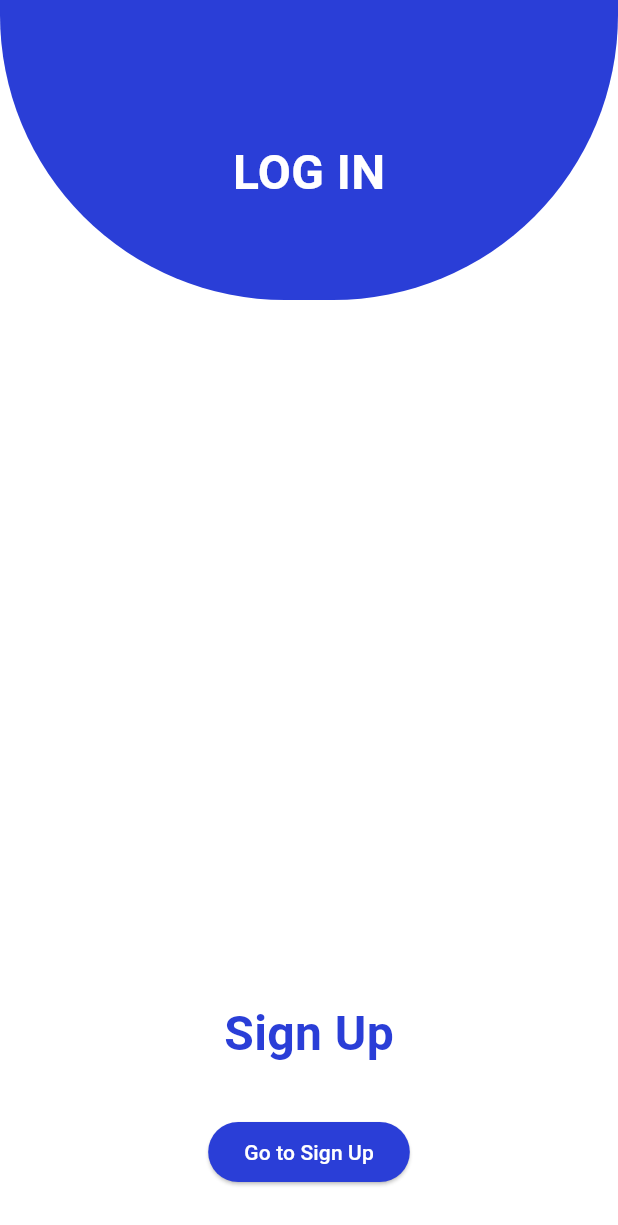
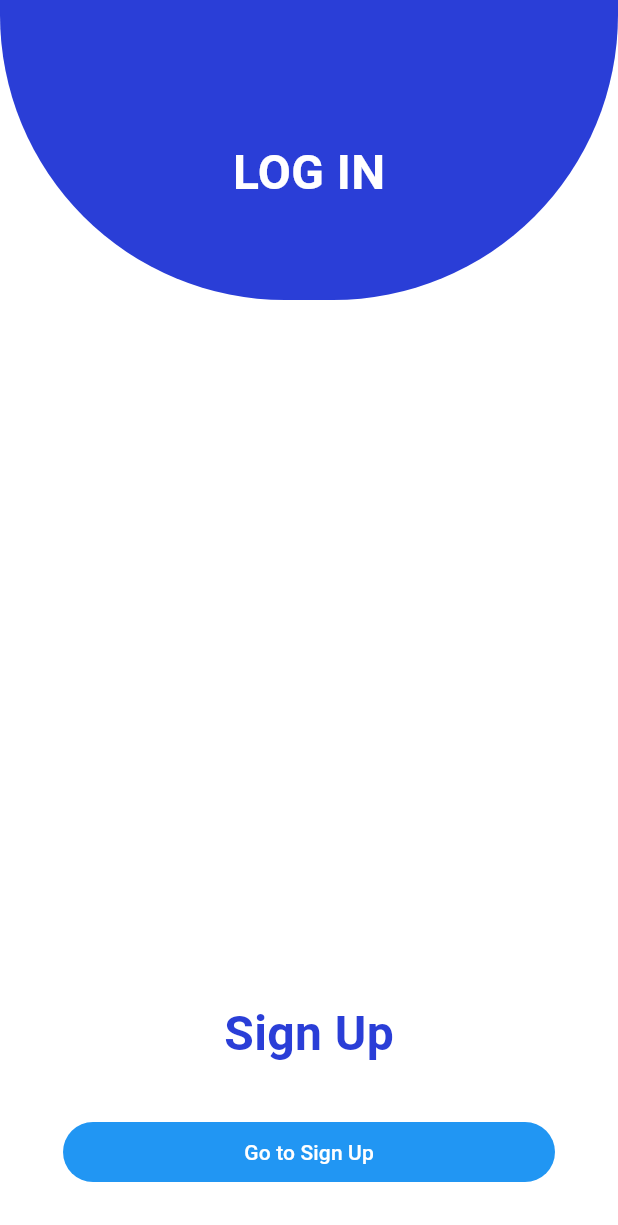
Before and after one commit to gy4an/logmate, a Flutter app: the screen it shows after launch, after a tap on "Sign Up", on a phone screen of 412 x 824 dp. Shown: the top 1225 px of the screen. Run offline on Flutter 3.47's test engine with Material 3 defaults, Android fonts, the phone set to English and light mode, and no system bars; our stand-ins replace signature.

Commit message:
fixed sign up in new UI

```diff
--- a/main/lib/screens/login_screen.dart
+++ b/main/lib/screens/login_screen.dart
@@ -19,7 +19,7 @@ class _LoginScreenState extends State<LoginScreen>
   bool isLogin = true;
   late Animation<double> loginSize;
   late AnimationController loginController;
-  Duration animationDuration = const Duration(milliseconds: 270);
+  final Duration animationDuration = const Duration(milliseconds: 270);
 
   @override
   void initState() {
@@ -57,11 +57,26 @@ class _LoginScreenState extends State<LoginScreen>
     );
   }
 
-  void _goToSignup() {
-    Navigator.push(
-      context,
-      MaterialPageRoute(builder: (context) => const SignupScreen()),
+  Future<void> _goToSignup() async {
+    // Optional: close the panel after returning
+    await Navigator.of(context).push(
+      PageRouteBuilder(
+        pageBuilder: (_, animation, __) => const SignupScreen(),
+        transitionsBuilder: (_, animation, __, child) => SlideTransition(
+          position: Tween<Offset>(
+            begin: const Offset(0, 1), // slide up
+            end: Offset.zero,
+          ).chain(CurveTween(curve: Curves.easeOutCubic)).animate(animation),
+          child: child,
+        ),
+        transitionDuration: const Duration(milliseconds: 400),
+      ),
     );
+
+    if (mounted && !isLogin) {
+      loginController.reverse();
+      setState(() => isLogin = true);
+    }
   }
 
   Widget _buildLoginHeader() {
@@ -201,13 +216,21 @@ class _LoginScreenState extends State<LoginScreen>
               ),
             ),
           ),
-          ElevatedButton(
-            style: ElevatedButton.styleFrom(
-              backgroundColor: const Color(0XFF2a3ed7),
-              foregroundColor: Colors.white,
+          SizedBox(
+            width: double.infinity,
+            child: TextButton(
+            style: TextButton.styleFrom(
+            backgroundColor: Colors.blue, // button fill color
+            foregroundColor: Colors.white, // text color
+            shape: RoundedRectangleBorder(
+            borderRadius: BorderRadius.circular(30), // fully rounded
+              ),
+              padding: const EdgeInsets.symmetric(horizontal: 20, vertical: 10),
+                ),
+               onPressed: _goToSignup,
+              child: const Text("Go to Sign Up"),
             ),
-            onPressed: _goToSignup,
-            child: const Text("Go to Sign Up"),
+
           ),
         ],
       ),
@@ -216,9 +239,9 @@ class _LoginScreenState extends State<LoginScreen>
 
   @override
   Widget build(BuildContext context) {
-    double _defaultLoginSize = MediaQuery.of(context).size.height / 1.6;
+    final double defaultLoginSize = MediaQuery.of(context).size.height / 1.6;
 
-    loginSize = Tween<double>(begin: _defaultLoginSize, end: 200).animate(
+    loginSize = Tween<double>(begin: defaultLoginSize, end: 200).animate(
       CurvedAnimation(parent: loginController, curve: Curves.linear),
     );
 
@@ -226,14 +249,23 @@ class _LoginScreenState extends State<LoginScreen>
       backgroundColor: Colors.white,
       body: Stack(
         children: <Widget>[
+          // Login header (blue arc)
+          AnimatedBuilder(
+            animation: loginController,
+            builder: (context, child) => _buildLoginHeader(),
+          ),
+
+          // Login form (top half)
           Align(
-            alignment: Alignment.bottomCenter,
-            child: AnimatedOpacity(
-              opacity: isLogin ? 0.0 : 1.0,
-              duration: animationDuration,
-              child: _buildRegisterComponents(),
+            alignment: Alignment.topCenter,
+            child: SizedBox(
+              width: MediaQuery.of(context).size.width,
+              height: MediaQuery.of(context).size.height / 2,
+              child: Center(child: _buildLoginForm()),
             ),
           ),
+
+          // Tap-to-open Sign Up (only when in login state)
           Align(
             alignment: Alignment.bottomCenter,
             child: Container(
@@ -241,15 +273,13 @@ class _LoginScreenState extends State<LoginScreen>
                   ? Colors.white
                   : Colors.transparent,
               width: MediaQuery.of(context).size.width,
-              height: _defaultLoginSize / 1.5,
+              height: defaultLoginSize / 1.5,
               child: Visibility(
                 visible: isLogin,
                 child: GestureDetector(
                   onTap: () {
                     loginController.forward();
-                    setState(() {
-                      isLogin = !isLogin;
-                    });
+                    setState(() => isLogin = false);
                   },
                   child: const Center(
                     child: Text(
@@ -265,18 +295,14 @@ class _LoginScreenState extends State<LoginScreen>
               ),
             ),
           ),
-          AnimatedBuilder(
-            animation: loginController,
-            builder: (context, child) {
-              return _buildLoginHeader();
-            },
-          ),
+
+          // SIGN UP SLIDE (put LAST so it's on TOP and receives taps)
           Align(
-            alignment: Alignment.topCenter,
-            child: Container(
-              width: MediaQuery.of(context).size.width,
-              height: MediaQuery.of(context).size.height / 2,
-              child: Center(child: _buildLoginForm()),
+            alignment: Alignment.bottomCenter,
+            child: AnimatedOpacity(
+              opacity: isLogin ? 0.0 : 1.0,
+              duration: animationDuration,
+              child: _buildRegisterComponents(),
             ),
           ),
         ],
```
